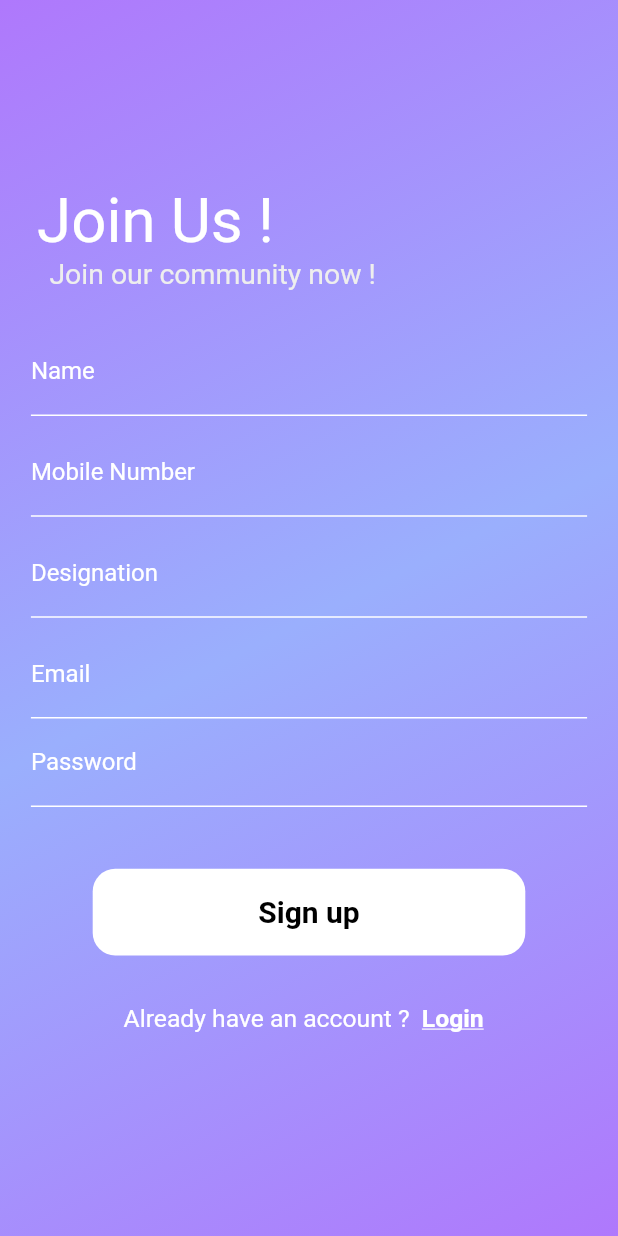
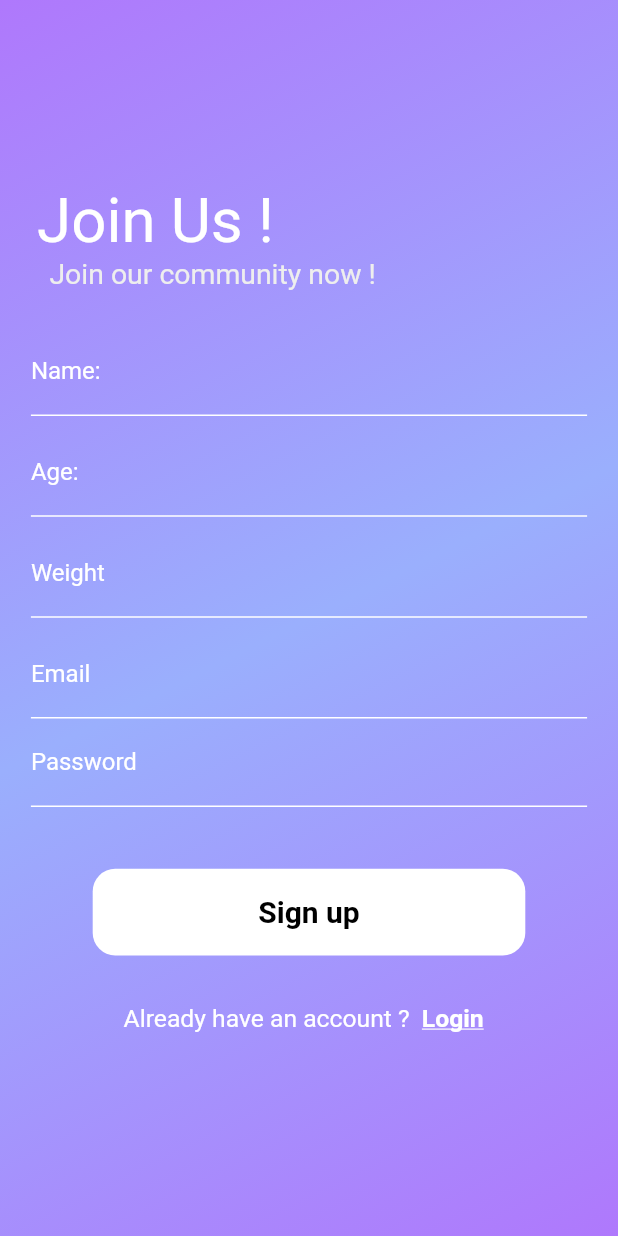
Before and after one commit to Sabir-Islam-Khan/Work-It-Out, a Flutter app: the screen it shows after launch, after a tap on "Create One", on a phone screen of 412 x 824 dp. Run offline on Flutter 3.47's test engine with Material 2 defaults, Android fonts, the phone set to English and light mode, and no system bars; our stand-ins replace cloud_firestore, convex_bottom_bar, firebase_auth, geolocator, google_fonts, google_sign_in and 6 more; accounts and stored records are empty.

```diff
--- a/lib/Screens/CreateAccount.dart
+++ b/lib/Screens/CreateAccount.dart
@@ -21,14 +21,13 @@ class _CreateAccountState extends State<CreateAccount> {
   final emailController = TextEditingController();
   final passwordController = TextEditingController();
   final nameController = TextEditingController();
-  final numberController = TextEditingController();
-  final designationController = TextEditingController();
+  final ageController = TextEditingController();
+  final weightController = TextEditingController();
   // bool variable to check loading state
   bool isLoading = false;
 
   // method to push user data in firebase
-  void createData(
-      String name, String email, String number, String designation) async {
+  void createData(String name, String email, String age, String weight) async {
     Auth _auth = Auth();
 
     User _user = await _auth.currentUser();
@@ -37,9 +36,20 @@ class _CreateAccountState extends State<CreateAccount> {
       {
         'name': name,
         'email': email,
-        'number': number,
-        'designation': designation,
-        'isApproved': false,
+        'age': age,
+        'weight': weight,
+        'day1': 0,
+        'day1Steps': 0,
+        'day2': 0,
+        'day2Steps': 0,
+        'day3': 0,
+        'day3Steps': 0,
+        'day4': 0,
+        'day4Steps': 0,
+        'day5': 0,
+        'day5Steps': 0,
+        'day6': 0,
+        'day6Steps': 0,
       },
     );
   }
@@ -138,7 +148,7 @@ class _CreateAccountState extends State<CreateAccount> {
                                   borderSide: BorderSide(
                                 color: Colors.white,
                               )),
-                              labelText: 'Name',
+                              labelText: 'Name:',
                               labelStyle: TextStyle(
                                 color: Colors.white,
                               ),
@@ -168,16 +178,16 @@ class _CreateAccountState extends State<CreateAccount> {
                                   borderSide: BorderSide(
                                 color: Colors.white,
                               )),
-                              labelText: 'Mobile Number',
+                              labelText: 'Age:',
                               labelStyle: TextStyle(
                                 color: Colors.white,
                               ),
-                              hintText: "Give your phone number ",
+                              hintText: "Tell us your Age",
                               hintStyle: TextStyle(
                                 color: Colors.grey[200],
                               ),
                             ),
-                            controller: numberController,
+                            controller: ageController,
                           ),
                         ),
                       ),
@@ -192,21 +202,22 @@ class _CreateAccountState extends State<CreateAccount> {
                         Container(
                           width: totalWidth * 0.9,
                           child: TextField(
+                            keyboardType: TextInputType.number,
                             decoration: InputDecoration(
                               enabledBorder: UnderlineInputBorder(
                                   borderSide: BorderSide(
                                 color: Colors.white,
                               )),
-                              labelText: 'Designation',
+                              labelText: 'Weight',
                               labelStyle: TextStyle(
                                 color: Colors.white,
                               ),
-                              hintText: "Your designation in company",
+                              hintText: "Your weight in KGs : ",
                               hintStyle: TextStyle(
                                 color: Colors.grey[200],
                               ),
                             ),
-                            controller: designationController,
+                            controller: weightController,
                           ),
                         ),
                       ),
@@ -324,8 +335,8 @@ class _CreateAccountState extends State<CreateAccount> {
                                 createData(
                                   nameController.value.text,
                                   emailController.value.text,
-                                  numberController.value.text,
-                                  designationController.value.text,
+                                  ageController.value.text,
+                                  weightController.value.text,
                                 );
                               }
                             } catch (e) {
@@ -359,6 +370,8 @@ class _CreateAccountState extends State<CreateAccount> {
                             emailController.clear();
                             passwordController.clear();
                             nameController.clear();
+                            ageController.clear();
+                            weightController.clear();
                           },
 
                           // main button
--- a/pubspec.yaml
+++ b/pubspec.yaml
@@ -33,6 +33,8 @@ dependencies:
   flutter_icons: ^1.1.0
   geolocator: ^6.1.13
   weather: ^1.2.4
+  jiffy: ^3.0.1
+  hive: ^1.4.1+1
   flutter:
     sdk: flutter
 
```
Also changed, not shown: lib/Screens/HomePage.dart (+7 -1 lines), lib/Widgets/PedometerWidget.dart (+27 -0 lines), pubspec.lock, 1 other file.
